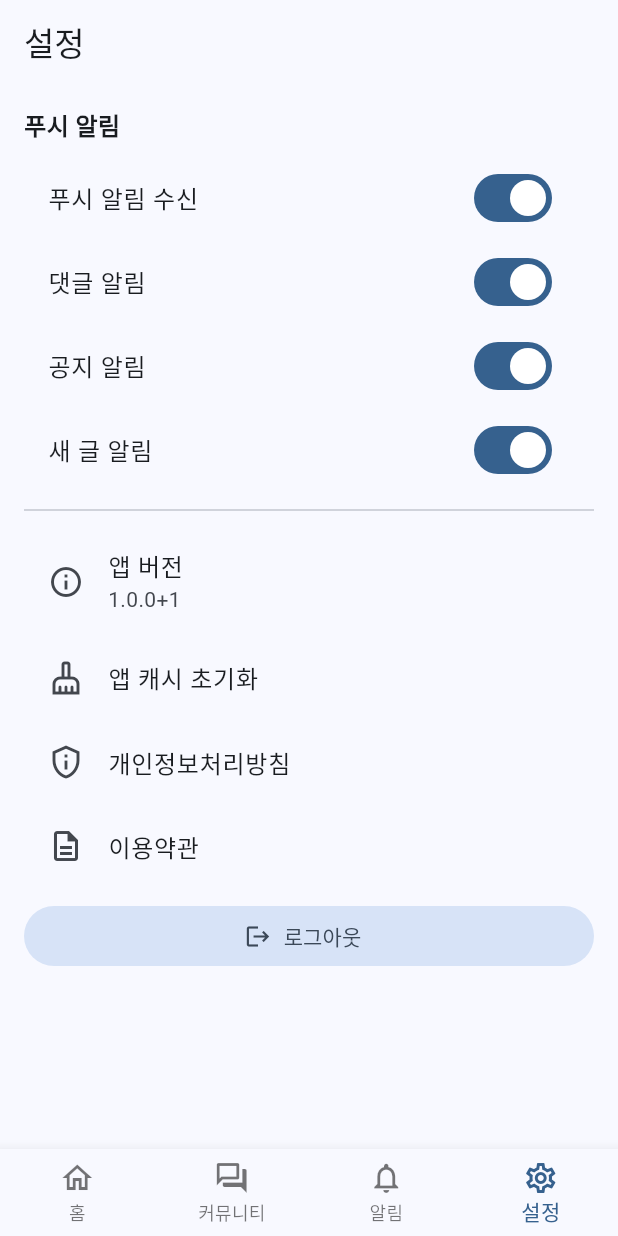
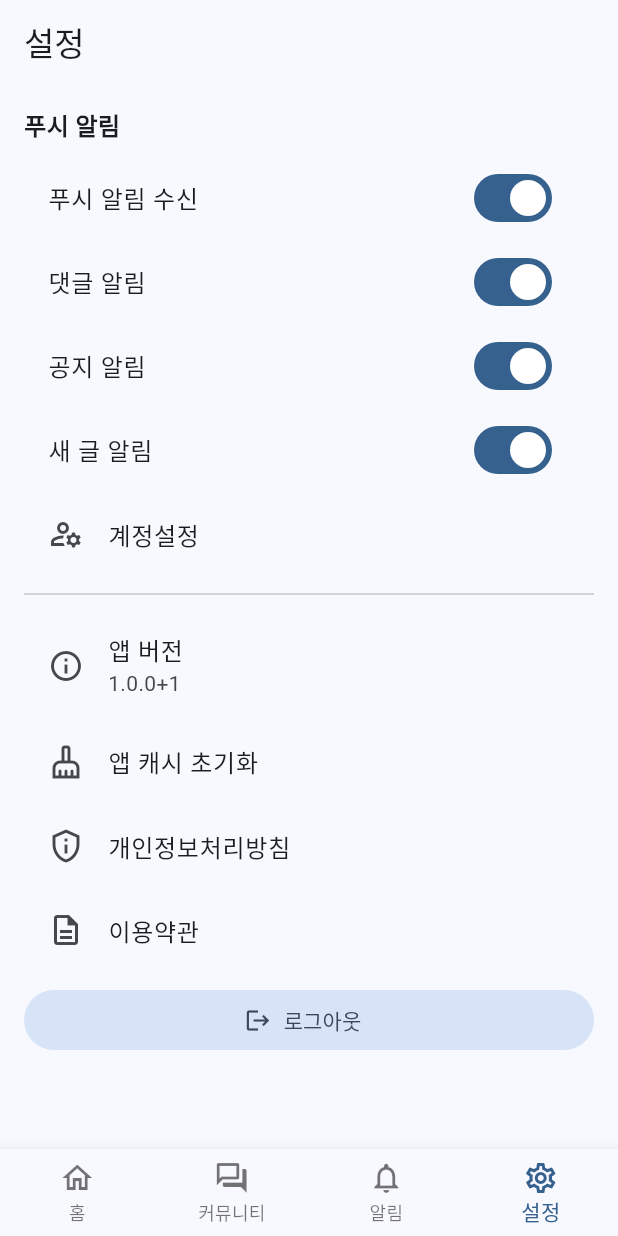
Before and after one commit to crazmonke/apaind_app, a Flutter app: the screen it shows after launch, item 4 of the bottom bar chosen, on a phone screen of 412 x 824 dp. Run offline on Flutter 3.47's test engine with Material 3 defaults, Android fonts, the phone set to English and light mode, and no system bars; our stand-ins replace device_info_plus, firebase_core, firebase_messaging, flutter_local_notifications, go_router, package_info_plus and 2 more; accounts and stored records are empty.

Commit message:
기능보완

```diff
--- a/apt_community_app/lib/screens/home_shell_screen.dart
+++ b/apt_community_app/lib/screens/home_shell_screen.dart
@@ -28,7 +28,7 @@ class _HomeShellScreenState extends State<HomeShellScreen> {
 
   late final Uri _baseUri = Uri.parse(kBaseWebUrl);
   late String _homeUrl = kBaseWebUrl;
-  late String _communityUrl = _baseUri.resolve('/board').toString();
+  late String _communityUrl = _baseUri.resolve('/community?apartment_id=1').toString();
   late String _notificationUrl = _baseUri.resolve('/notifications').toString();
 
   int _currentIndex = 0;
@@ -108,7 +108,8 @@ class _HomeShellScreenState extends State<HomeShellScreen> {
       return 2;
     }
 
-    if (path.startsWith('/board') ||
+    if (path.startsWith('/community') ||
+        path.startsWith('/board') ||
         path.startsWith('/posts') ||
         path.startsWith('/post')) {
       return 1;
@@ -155,7 +156,7 @@ class _HomeShellScreenState extends State<HomeShellScreen> {
   @override
   Widget build(BuildContext context) {
     return Scaffold(
-      appBar: AppBar(title: Text(_titleByTabIndex(_currentIndex))),
+      appBar: _currentIndex == 3 ? AppBar(title: const Text('설정')) : null,
       body: IndexedStack(
         index: _currentIndex,
         children: <Widget>[
@@ -202,19 +203,4 @@ class _HomeShellScreenState extends State<HomeShellScreen> {
       ),
     );
   }
-
-  String _titleByTabIndex(int index) {
-    switch (index) {
-      case 0:
-        return '홈';
-      case 1:
-        return '커뮤니티';
-      case 2:
-        return '알림';
-      case 3:
-        return '설정';
-      default:
-        return '아파인드';
-    }
-  }
 }
--- a/apt_community_app/lib/screens/settings_screen.dart
+++ b/apt_community_app/lib/screens/settings_screen.dart
@@ -4,6 +4,7 @@ import 'package:shared_preferences/shared_preferences.dart';
 import 'package:webview_flutter/webview_flutter.dart';
 
 import '../services/fcm_service.dart';
+import 'webview_screen.dart';
 
 class SettingsScreen extends StatefulWidget {
   const SettingsScreen({
@@ -158,6 +159,21 @@ class _SettingsScreenState extends State<SettingsScreen> {
                   }
                   : null,
         ),
+        ListTile(
+          title: const Text('계정설정'),
+          leading: const Icon(Icons.manage_accounts_outlined),
+          onTap: () {
+            Navigator.of(context).push(
+              MaterialPageRoute<void>(
+                builder: (_) => const WebViewScreen(
+                  initialUrl: 'https://apaind.mycafe24.com/settings?apartment_id=1',
+                  showAppBar: true,
+                  title: '계정설정',
+                ),
+              ),
+            );
+          },
+        ),
         const Divider(height: 24),
         ListTile(
           title: const Text('앱 버전'),
```
Also changed, not shown: apt_community_app/lib/screens/webview_screen.dart (+39 -0 lines).
